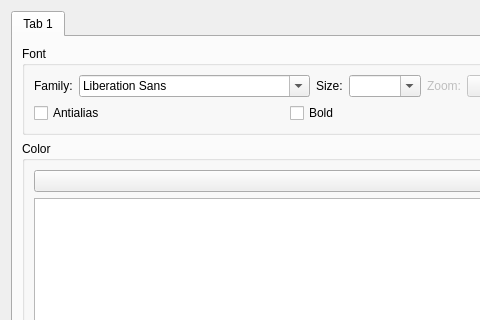
F8LEFT/ART, file lib/gui/lib/Config/FileEditor.ui: the form before one commit; both pictures show x 0 to 480 and y 0 to 320 of the 831 by 691 pixel window.
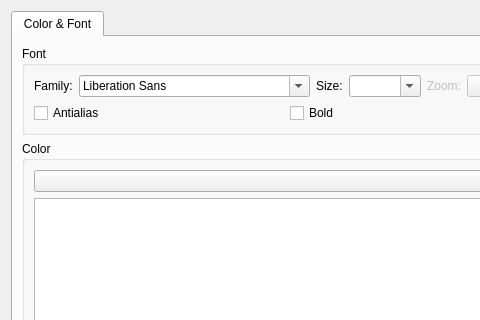
The form after the commit. Icons and pictures are not drawn.

```diff
--- a/lib/gui/lib/Config/FileEditor.ui
+++ b/lib/gui/lib/Config/FileEditor.ui
@@ -21,7 +21,7 @@
      </property>
      <widget class="QWidget" name="mColorAndFontTab">
       <attribute name="title">
-       <string>Tab 1</string>
+       <string>Color &amp;&amp; Font</string>
       </attribute>
       <layout class="QGridLayout" name="gridLayout_4">
        <item row="0" column="0">
```
